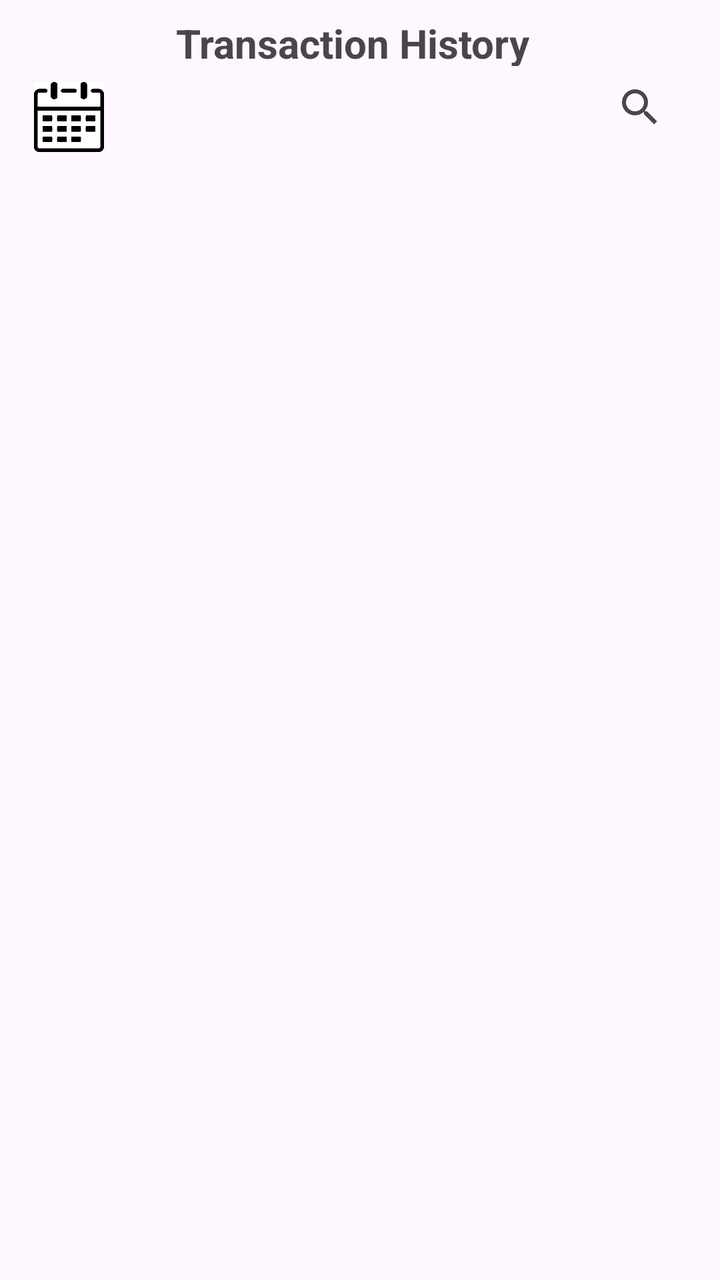
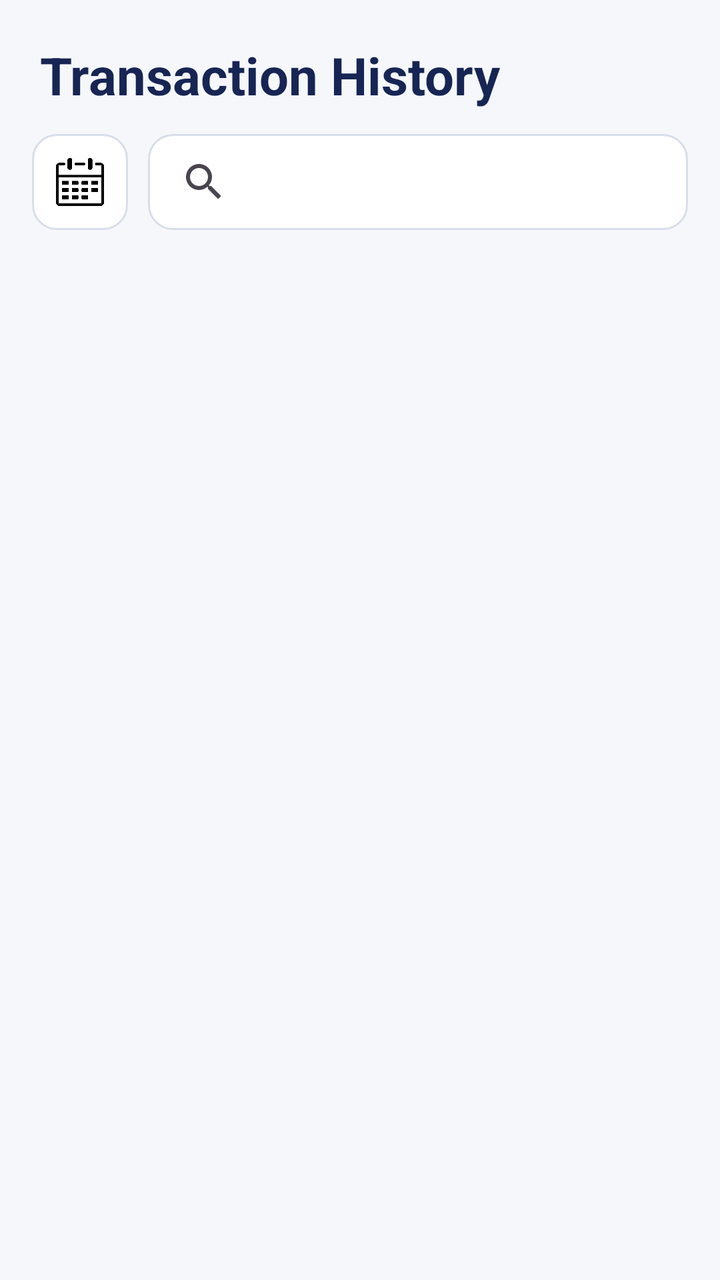

Compare the two renders of this Android layout. The source of the first and the diff that turns it into the second are given below.
<!-- AndroidManifest.xml: application theme Theme.MyFirstApplication -->
<!-- res/layout/fragment_transaction_history.xml -->
<?xml version="1.0" encoding="utf-8"?>
<LinearLayout xmlns:android="http://schemas.android.com/apk/res/android"
    xmlns:tools="http://schemas.android.com/tools"
    android:id="@+id/main"
    android:layout_width="match_parent"
    android:layout_height="match_parent"
    android:orientation="vertical"
    android:padding="8dp"
    tools:context=".TransactionHistoryFragment">

    <TextView
        android:layout_width="200sp"
        android:layout_height="25dp"
        android:layout_marginStart="80dp"
        android:text="@string/transaction_history"
        android:textSize="20sp"
        android:textStyle="bold"

        />

    <LinearLayout
        android:layout_width="match_parent"
        android:layout_height="wrap_content"
        android:orientation="horizontal"
        android:padding="8dp"
        >

        <ImageButton
            android:id="@+id/btnDateFilter"
            android:layout_width="35dp"
            android:layout_height="35dp"
            android:layout_marginStart="1dp"
            android:background="@android:color/transparent"
            android:padding="0dp"
            android:scaleType="fitCenter"

            android:src="@drawable/date_filter_icon"
            tools:ignore="ContentDescription" />



        <LinearLayout
            android:layout_width="match_parent"
            android:layout_height="wrap_content"
            android:gravity="end"
    >



            <androidx.appcompat.widget.SearchView
                android:id = "@+id/searchViewTransactionHistory"
                android:layout_width="wrap_content"
                android:layout_height="25dp"
                android:queryHint="Search Transaction"
                android:iconifiedByDefault="true"

    />
    </LinearLayout>


        <TextView
            android:layout_width="0dp"
            android:layout_height="wrap_content"
            android:layout_weight="2"
            />

        <TextView
            android:layout_width="0dp"
            android:layout_height="wrap_content"
            android:layout_weight="1"
            />


        <TextView
            android:layout_width="0dp"
            android:layout_height="wrap_content"
            android:layout_weight="2"
            />


        <TextView
            android:layout_width="0dp"
            android:layout_height="wrap_content"
            android:layout_weight="2"
/>

    </LinearLayout>
    <androidx.recyclerview.widget.RecyclerView
        android:layout_width="match_parent"
        android:layout_height="0dp"
        android:layout_weight="1"
        android:id="@+id/transactionView"
        >
    </androidx.recyclerview.widget.RecyclerView>



</LinearLayout>
<!-- resources referenced by this layout -->
<resources>
  <!-- drawable date_filter_icon: png bitmap (drawable, 6930 bytes) -->
  <string name="transaction_history">Transaction History</string>
  <style name="Theme.MyFirstApplication" parent="Base.Theme.MyFirstApplication" />
  <style name="Base.Theme.MyFirstApplication" parent="Theme.Material3.DayNight.NoActionBar">
          
          
      </style>
</resources>

<!-- the commit's change to res/layout/fragment_transaction_history.xml (unified diff, before → after) -->
@@ -5,94 +5,76 @@
     android:layout_width="match_parent"
     android:layout_height="match_parent"
     android:orientation="vertical"
-    android:padding="8dp"
-    tools:context=".TransactionHistoryFragment">
+    android:background="#F5F7FB"
+    tools:context=".presentation.transaction.TransactionHistoryFragment">
 
-    <TextView
-        android:layout_width="200sp"
-        android:layout_height="25dp"
-        android:layout_marginStart="80dp"
-        android:text="@string/transaction_history"
-        android:textSize="20sp"
-        android:textStyle="bold"
-
-        />
-
+    
     <LinearLayout
         android:layout_width="match_parent"
         android:layout_height="wrap_content"
-        android:orientation="horizontal"
-        android:padding="8dp"
-        >
+        android:orientation="vertical"
+        android:paddingStart="20dp"
+        android:paddingTop="20dp"
+        android:paddingEnd="20dp"
+        android:paddingBottom="12dp">
 
+        <TextView
+            android:layout_width="wrap_content"
+            android:layout_height="wrap_content"
+            android:text="@string/transaction_history"
+            android:textColor="#172554"
+            android:textSize="26sp"
+            android:textStyle="bold" />
+
+
+    </LinearLayout>
+
+    
+    <LinearLayout
+        android:layout_width="match_parent"
+        android:layout_height="wrap_content"
+        android:layout_marginStart="16dp"
+        android:layout_marginEnd="16dp"
+        android:layout_marginBottom="12dp"
+        android:gravity="center_vertical"
+        android:orientation="horizontal">
+
+        
         <ImageButton
             android:id="@+id/btnDateFilter"
-            android:layout_width="35dp"
-            android:layout_height="35dp"
-            android:layout_marginStart="1dp"
-            android:background="@android:color/transparent"
-            android:padding="0dp"
+            android:layout_width="48dp"
+            android:layout_height="48dp"
+            android:background="@drawable/bg_payment_input"
+            android:padding="12dp"
             android:scaleType="fitCenter"
-
             android:src="@drawable/date_filter_icon"
             tools:ignore="ContentDescription" />
 
+        
+        <androidx.appcompat.widget.SearchView
+            android:id="@+id/searchViewTransactionHistory"
+            android:layout_width="0dp"
+            android:layout_height="48dp"
+            android:layout_marginStart="10dp"
+            android:layout_weight="1"
+            android:background="@drawable/bg_payment_input"
+            android:iconifiedByDefault="false"
+            android:queryHint="Search transactions"
+            android:paddingStart="4dp"
+            android:paddingEnd="4dp" />
 
-
-        <LinearLayout
-            android:layout_width="match_parent"
-            android:layout_height="wrap_content"
-            android:gravity="end"
-    >
-
-
-
-            <androidx.appcompat.widget.SearchView
-                android:id = "@+id/searchViewTransactionHistory"
-                android:layout_width="wrap_content"
-                android:layout_height="25dp"
-                android:queryHint="Search Transaction"
-                android:iconifiedByDefault="true"
-
-    />
     </LinearLayout>
 
-
-        <TextView
-            android:layout_width="0dp"
-            android:layout_height="wrap_content"
-            android:layout_weight="2"
-            />
-
-        <TextView
-            android:layout_width="0dp"
-            android:layout_height="wrap_content"
-            android:layout_weight="1"
-            />
-
-
-        <TextView
-            android:layout_width="0dp"
-            android:layout_height="wrap_content"
-            android:layout_weight="2"
-            />
-
-
-        <TextView
-            android:layout_width="0dp"
-            android:layout_height="wrap_content"
-            android:layout_weight="2"
-/>
-
-    </LinearLayout>
+    
     <androidx.recyclerview.widget.RecyclerView
+        android:id="@+id/transactionView"
         android:layout_width="match_parent"
         android:layout_height="0dp"
         android:layout_weight="1"
-        android:id="@+id/transactionView"
-        >
-    </androidx.recyclerview.widget.RecyclerView>
-
-
+        android:clipToPadding="false"
+        android:paddingStart="16dp"
+        android:paddingEnd="16dp"
+        android:paddingBottom="16dp"
+        android:scrollbars="vertical" />
 
 </LinearLayout>
<!-- resource entries referenced after the edit -->
@@ -1,5 +1,25 @@
 <!-- resources referenced by this layout -->
 <resources>
+  <!-- drawable bg_payment_input (drawable) -->
+  <?xml version="1.0" encoding="utf-8"?>
+  <shape xmlns:android="http://schemas.android.com/apk/res/android"
+      android:shape="rectangle">
+  
+      <solid android:color="#FFFFFF" />
+  
+      <corners android:radius="12dp" />
+  
+      <stroke
+          android:width="1dp"
+          android:color="#D8DEE9" />
+  
+      <padding
+          android:left="4dp"
+          android:top="4dp"
+          android:right="4dp"
+          android:bottom="4dp" />
+  
+  </shape>
   <!-- drawable date_filter_icon: png bitmap (drawable, 6930 bytes) -->
   <string name="transaction_history">Transaction History</string>
   <style name="Theme.MyFirstApplication" parent="Base.Theme.MyFirstApplication" />
